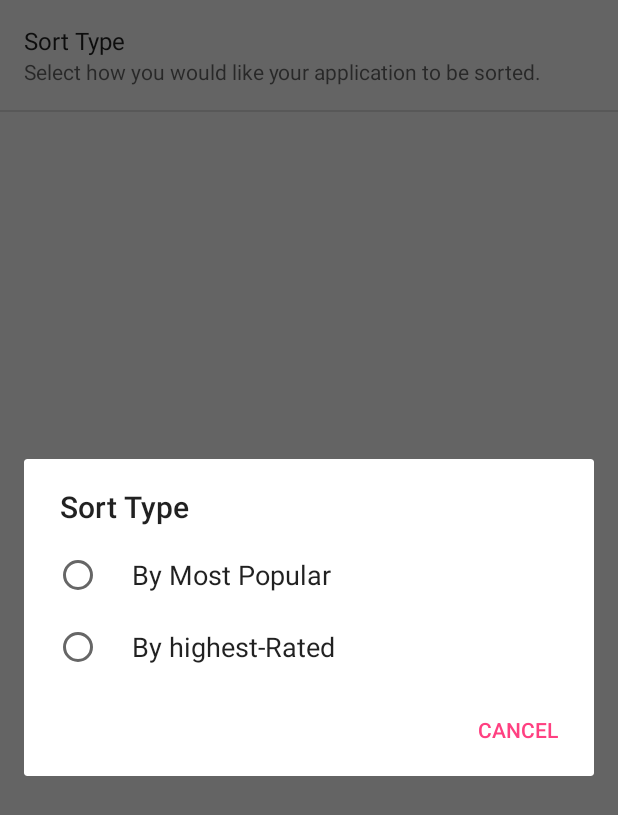
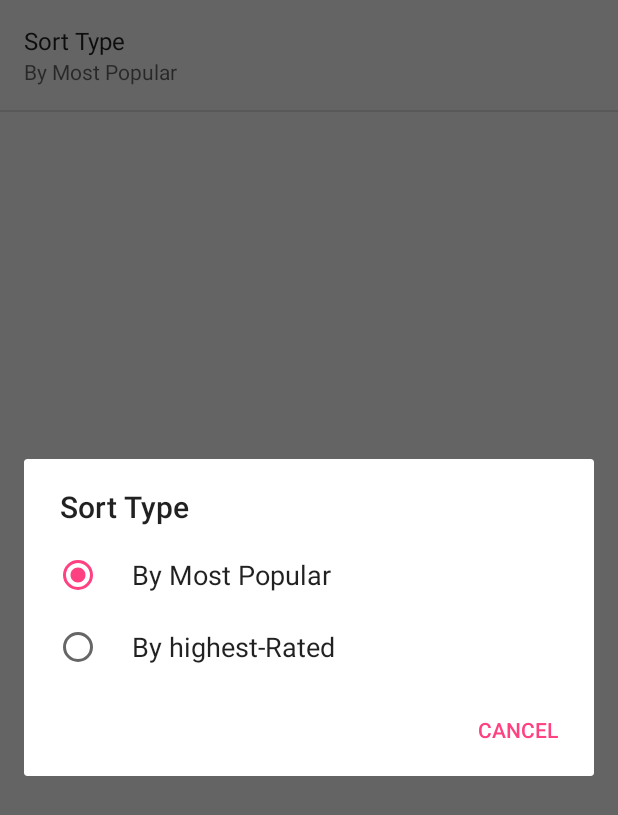
Before and after one commit to ayusha1107/PopularMoviesStage1, an Android app: the SettingsActivity screen opened directly, with no data from a screen before it, after a tap on "Sort Type", on a phone screen of 412 x 824 dp. Shown: the top 815 px of the screen. Run offline under Robolectric (Android 15) with nearby library versions, the phone set to English and light mode, and no system bars.

Commit message:
further enhancement

```diff
--- a/app/src/main/res/values/arrays.xml
+++ b/app/src/main/res/values/arrays.xml
@@ -2,8 +2,8 @@
 <resources>
 
     <string-array name="values">
-        <item name="popular">popularity</item>
-        <item name="rated">vote_average</item>
+        <item name="popular">popular</item>
+        <item name="rated">top_rated</item>
     </string-array>
 
 </resources>
--- a/app/src/main/res/values/strings.xml
+++ b/app/src/main/res/values/strings.xml
@@ -7,7 +7,7 @@
     <string name="preference_list_summary">Select how you would like your application to be sorted.</string>
     <string name="preference_list_title">Sort Type</string>
     <string name="preference_key">PREF_LIST</string>
-    <string name="preference_default_value">popularity</string>>
+    <string name="preference_default_value">popular</string>
     <string name="title_activity_settings">Settings</string>
     <string-array name="entries">
         <item>By Most Popular</item>
```
Also changed, not shown: app/src/main/java/com/example/ayushagrawal/popularmovies/MovieFragment.java (+9 -6 lines), app/src/main/res/layout/content_main.xml (+3 -4 lines).
